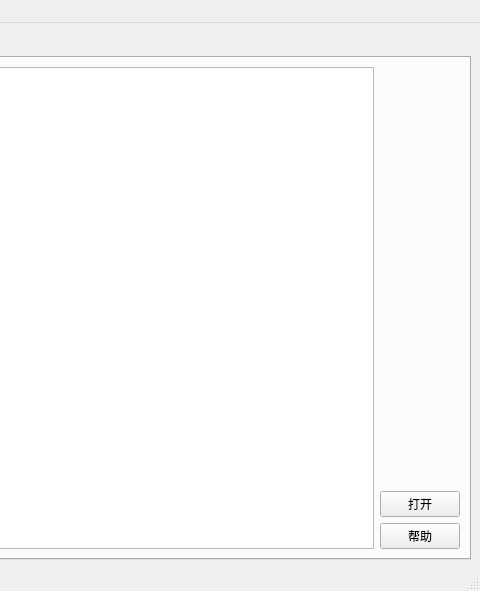
Qt form code/MApp/form/mainwindow.ui (Endalaus7/WriteTool) before a commit; both pictures show x 442 to 922 and y 0 to 591 of the 922 by 591 pixel window.
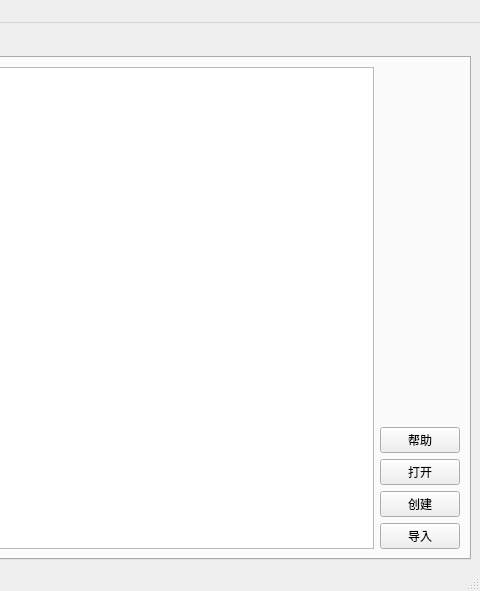
The same form after that commit. Custom widgets are drawn as their Qt base class.

The edit to the form file:
```diff
--- a/code/MApp/form/mainwindow.ui
+++ b/code/MApp/form/mainwindow.ui
@@ -42,11 +42,11 @@
        <attribute name="title">
         <string>书籍</string>
        </attribute>
-       <layout class="QHBoxLayout" name="horizontalLayout_2">
-        <item>
+       <layout class="QGridLayout" name="gridLayout">
+        <item row="0" column="0">
          <widget class="QTableView" name="booksView"/>
         </item>
-        <item>
+        <item row="0" column="1">
          <layout class="QVBoxLayout" name="verticalLayout">
           <item>
            <spacer name="verticalSpacer">
@@ -61,13 +61,6 @@
             </property>
            </spacer>
           </item>
-          <item>
-           <widget class="QPushButton" name="btn_book_Open">
-            <property name="text">
-             <string>打开</string>
-            </property>
-           </widget>
-          </item>
           <item>
            <widget class="QPushButton" name="btn_book_Help">
             <property name="text">
@@ -75,6 +68,27 @@
             </property>
            </widget>
           </item>
+          <item>
+           <widget class="QPushButton" name="btn_book_Open">
+            <property name="text">
+             <string>打开</string>
+            </property>
+           </widget>
+          </item>
+          <item>
+           <widget class="QPushButton" name="btn_book_Create">
+            <property name="text">
+             <string>创建</string>
+            </property>
+           </widget>
+          </item>
+          <item>
+           <widget class="QPushButton" name="btn_book_Input">
+            <property name="text">
+             <string>导入</string>
+            </property>
+           </widget>
+          </item>
          </layout>
         </item>
        </layout>
```
